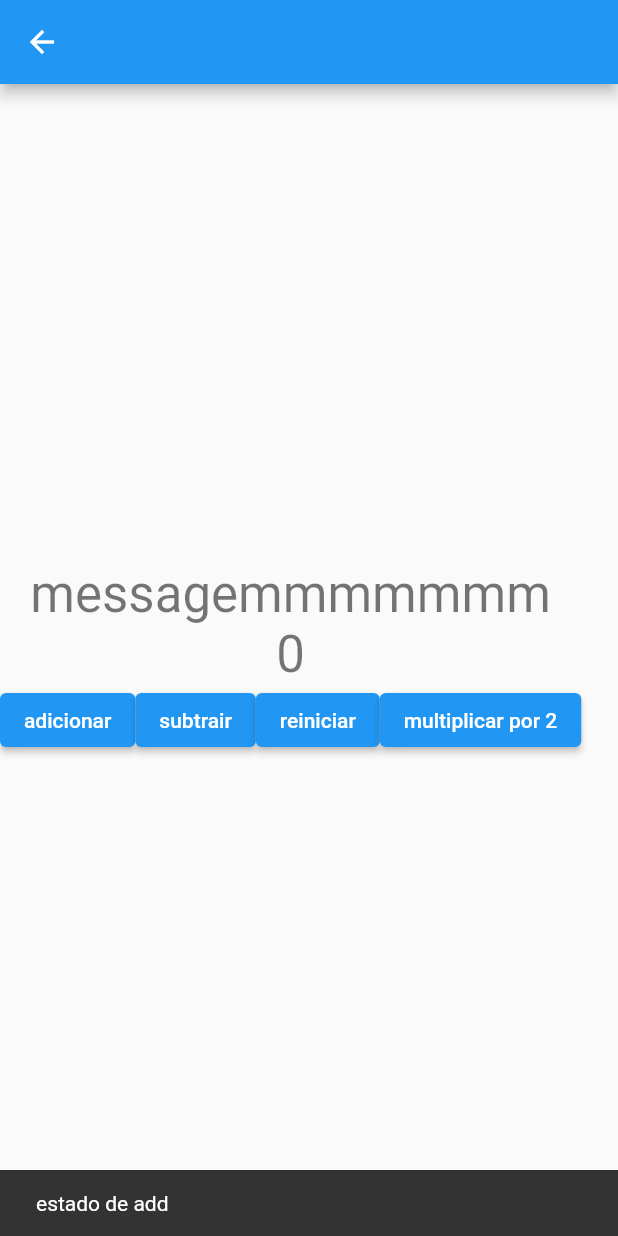
After one commit to CadisRaziel/blocXcubit, a Flutter app: the CounterBlocPage screen opened directly, after a tap on "adicionar", on a phone screen of 412 x 824 dp. The commit adds this screen. Run offline on Flutter 3.47's test engine with Material 2 defaults, Android fonts, the phone set to English and light mode, and no system bars; our stand-ins replace bloc, flutter_bloc.

Commit message:
algumas diferenças de bloc e cubit

```diff
--- a/lib/bloc/counter_bloc.dart
+++ b/lib/bloc/counter_bloc.dart
@@ -1,11 +1,12 @@
-import 'package:bloc/bloc.dart';
-import 'package:bloc_learning/bloc/counter_event.dart';
-import 'package:bloc_learning/bloc/counter_state.dart';
+// import 'package:bloc/bloc.dart';
+import 'package:bloc_learning/bloc/counter_bloc_event.dart';
+import 'package:bloc_learning/bloc/counter_bloc_state.dart';
+import 'package:flutter_bloc/flutter_bloc.dart';
 
 ///Cuidado ao importar o bloc, pois existem dois blocs, o bloc e o flutter_bloc (e nos queremos só o bloc)
-class CounterBloc extends Bloc<CounterEvent, CounterState> {
+class CounterBloc extends Bloc<CounterBlocEvent, CounterBlocState> {
   // CounterBloc() : super(CounterState(counterValue: 0)); //-> Ao invés de eu fazer isso direto no construtor, la no counter state eu crio um construtor e passo ele como abaixo
-  CounterBloc() : super(CounterState.initial()) {
+  CounterBloc() : super(CounterBlocState.initial()) {
     ///Quando receber uma transição de CounterAddEvent eu vou informar pro bloc pra ele atualizar
     ///Quando receber uma transição de CounterSubtractEvent eu vou informar pro bloc pra ele atualizar
     ///Quando receber uma transição de CounterResetEvent eu vou informar pro bloc pra ele atualizar
@@ -17,7 +18,7 @@ class CounterBloc extends Bloc<CounterEvent, CounterState> {
   }
 
   ///Criando o metodo para adicionar (no onPress do botão nos passamos a classe CounterBloc e o metodo  fica dentro dela)
-  void _adicionar(CounterAddEvent event, Emitter<CounterState> emitter) {
+  void _adicionar(CounterAddEvent event, Emitter<CounterBlocState> emitter) {
     ///Transição
     var counterAgora = state.counterValue;
     counterAgora++;
@@ -30,7 +31,7 @@ class CounterBloc extends Bloc<CounterEvent, CounterState> {
     //Fica assim, tudo que eu tenho no meu estado e eu nao quero alterar é só eu chamar no copyWith
   }
 
-  void _subtract(CounterSubtractEvent event, Emitter<CounterState> emitter) {
+  void _subtract(CounterSubtractEvent event, Emitter<CounterBlocState> emitter) {
     ///Transição
     var counterAgora = state.counterValue;
     counterAgora--;
@@ -43,7 +44,7 @@ class CounterBloc extends Bloc<CounterEvent, CounterState> {
     //Fica assim, tudo que eu tenho no meu estado e eu nao quero alterar é só eu chamar no copyWith
   }
 
-  void _reset(CounterResetEvent event, Emitter<CounterState> emitter) {
+  void _reset(CounterResetEvent event, Emitter<CounterBlocState> emitter) {
     ///emitir(atualizar) o estado
     emitter(state.copyWith(
         counterValue: 0,
@@ -52,7 +53,7 @@ class CounterBloc extends Bloc<CounterEvent, CounterState> {
     //Fica assim, tudo que eu tenho no meu estado e eu nao quero alterar é só eu chamar no copyWith
   }
 
-  void _multiply(CounterMultiplyEvent event, Emitter<CounterState> emitter) {
+  void _multiply(CounterMultiplyEvent event, Emitter<CounterBlocState> emitter) {
     var counterAgora = state.counterValue;
     counterAgora *= event.valor; //-> PEgando o parametro
 
--- a/lib/bloc/counter_event.dart
+++ b/lib/bloc/counter_bloc_event.dart
@@ -1,15 +1,15 @@
 // ignore_for_file: public_member_api_docs, sort_constructors_first
 ///Crio minha classe de eventos
-class CounterEvent {}
+class CounterBlocEvent {}
 
 
 ///Crio as classe de envento que eu desejo
-class CounterAddEvent extends CounterEvent{}
-class CounterSubtractEvent extends CounterEvent{}
-class CounterResetEvent extends CounterEvent{}
+class CounterAddEvent extends CounterBlocEvent{}
+class CounterSubtractEvent extends CounterBlocEvent{}
+class CounterResetEvent extends CounterBlocEvent{}
 
 //Passando parametros
-class CounterMultiplyEvent extends CounterEvent {
+class CounterMultiplyEvent extends CounterBlocEvent {
   int valor;
   CounterMultiplyEvent({
     required this.valor,
--- /dev/null
+++ b/lib/bloc/counter_bloc_state.dart
@@ -0,0 +1,36 @@
+// ignore_for_file: public_member_api_docs, sort_constructors_first
+
+enum CounterStatus { initial, add, subtract, reset, multiply; }
+
+class CounterBlocState {
+  ///Crio a variavel que vai ter o estado trocado
+  final CounterStatus status;
+  final int counterValue;
+  final String message;
+  CounterBlocState._({
+    required this.status,
+    this.message = "",
+    required this.counterValue,
+  });
+
+  ///Vai carregar nossa tela e entrar como counterValue = 0
+  CounterBlocState.initial() : this._(
+    status: CounterStatus.initial,
+    message: "messagemmmmmmm",
+    counterValue: 0);
+
+
+  //? CopyWith é um design pattern prototype, ele vai copiar o estado atual e vai mudar apenas o que eu quiser
+  //com o copyWith eu posso colocar meu construtor privado (pois eu nunca mais vou instanciar essa classe)
+  CounterBlocState copyWith({
+    CounterStatus? status,
+    int? counterValue,
+    String? message,
+  }) {
+    return CounterBlocState._(
+      status: status ?? this.status,
+      counterValue: counterValue ?? this.counterValue,
+      message: message ?? this.message,
+    );
+  }
+}
--- /dev/null
+++ b/lib/counter_bloc_page.dart
@@ -0,0 +1,96 @@
+import 'package:bloc_learning/bloc/counter_bloc.dart';
+import 'package:bloc_learning/bloc/counter_bloc_event.dart';
+import 'package:bloc_learning/bloc/counter_bloc_state.dart';
+import 'package:flutter/material.dart';
+import 'package:flutter_bloc/flutter_bloc.dart';
+
+class CounterBlocPage extends StatelessWidget {
+  const CounterBlocPage({super.key});
+
+  @override
+  Widget build(BuildContext context) {
+    ///buscando o bloc
+    final bloc = context.read<CounterBloc>();
+
+    return BlocListener<CounterBloc, CounterBlocState>(
+      ///Toda vez que tiver uma nova saida do CounterState ele vai emitir o que esta aqui dentro
+      ///Lemnbre-se ele não vai rebuildar a tela
+      ///ou seja toda vez que eu clicar no botão que tenha o selector do CounterState ele vai emitir o que esta aqui dentro
+      listener: (context, state) {
+        //Aqui poderia ser navegações, snackbar, dialog, etc
+        String message = 'Estado inicial';
+        if (state.status == CounterStatus.add) {
+          switch (state.status) {
+            case CounterStatus.initial:
+              message = "estado inicial";
+              break;
+            case CounterStatus.add:
+              message = "estado de add";
+              break;
+            case CounterStatus.subtract:
+              message = "estado de subtrair";
+              break;
+            case CounterStatus.reset:
+              message = "estado de reset";
+              break;
+            case CounterStatus.multiply:
+              message = "estado de multiplicar";
+              break;
+            default:
+              message = "erro";
+          }
+        }
+        ScaffoldMessenger.of(context).removeCurrentSnackBar();
+        ScaffoldMessenger.of(context).showSnackBar(SnackBar(
+          content: Text(message),
+        ));
+      },
+      child: Scaffold(
+        appBar: AppBar(
+          title: const Text(''),
+        ),
+        body: Column(mainAxisAlignment: MainAxisAlignment.center, children: [
+          BlocSelector<CounterBloc, CounterBlocState, String>(
+              selector: (state) => state.message,
+              builder: (context, String message) {
+                return Text(
+                  message,
+                  style: Theme.of(context).textTheme.headlineMedium,
+                );
+              }),
+          BlocSelector<CounterBloc, CounterBlocState, int>(
+              selector: (state) => state.counterValue,
+              builder: (context, int count) {
+                return Text(
+                  "0",
+                  style: Theme.of(context).textTheme.headlineMedium,
+                );
+              }),
+          Wrap(
+            children: [
+              ElevatedButton(
+                  onPressed: () {
+                    context.read<CounterBloc>().add(CounterAddEvent());
+                  },
+                  child: Text("adicionar")),
+              ElevatedButton(
+                  onPressed: () {
+                    context.read<CounterBloc>().add(CounterSubtractEvent());
+                  },
+                  child: Text("subtrair")),
+              ElevatedButton(
+                  onPressed: () {
+                    context.read<CounterBloc>().add(CounterResetEvent());
+                  },
+                  child: Text("reiniciar")),
+              ElevatedButton(
+                  onPressed: () {
+                     context.read<CounterBloc>().add(CounterMultiplyEvent(valor: 2));
+                  }, child: Text("multiplicar por 2")),
+            ],
+          ),
+        ]),
+      ),
+    );
+  }
+}
--- a/lib/bloc/counter_state.dart
+++ b/lib/cubit/counter_cubit_state.dart
@@ -2,19 +2,19 @@
 
 enum CounterStatus { initial, add, subtract, reset, multiply; }
 
-class CounterState {
+class CounterCubitState {
   ///Crio a variavel que vai ter o estado trocado
   final CounterStatus status;
   final int counterValue;
   final String message;
-  CounterState._({
+  CounterCubitState._({
     required this.status,
     this.message = "",
     required this.counterValue,
   });
 
   ///Vai carregar nossa tela e entrar como counterValue = 0
-  CounterState.initial() : this._(
+  CounterCubitState.initial() : this._(
     status: CounterStatus.initial,
     message: "messagemmmmmmm",
     counterValue: 0);
@@ -22,12 +22,12 @@ class CounterState {
 
   //? CopyWith é um design pattern prototype, ele vai copiar o estado atual e vai mudar apenas o que eu quiser
   //com o copyWith eu posso colocar meu construtor privado (pois eu nunca mais vou instanciar essa classe)
-  CounterState copyWith({
+  CounterCubitState copyWith({
     CounterStatus? status,
     int? counterValue,
     String? message,
   }) {
-    return CounterState._(
+    return CounterCubitState._(
       status: status ?? this.status,
       counterValue: counterValue ?? this.counterValue,
       message: message ?? this.message,
```
Also changed, not shown: lib/counter_cubit_page_.dart (renamed from lib/counter_page.dart, +21 -14 lines), lib/cubit/counter_cubit.dart (added, +46 -0 lines), lib/main.dart (+11 -3 lines).
